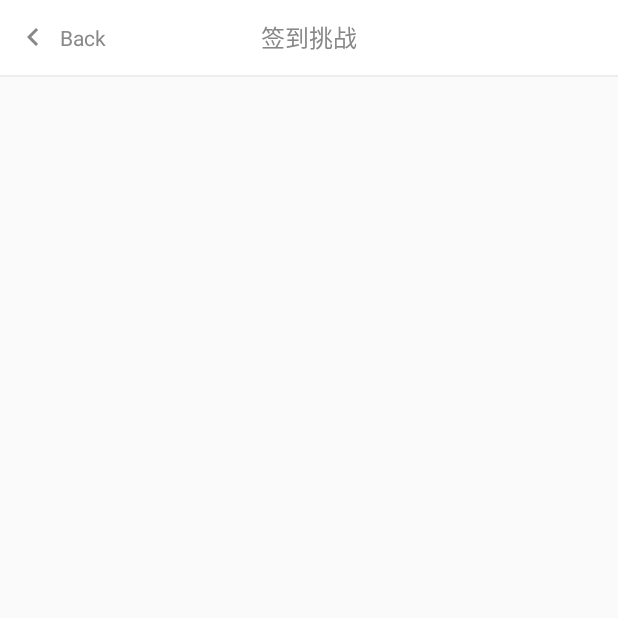
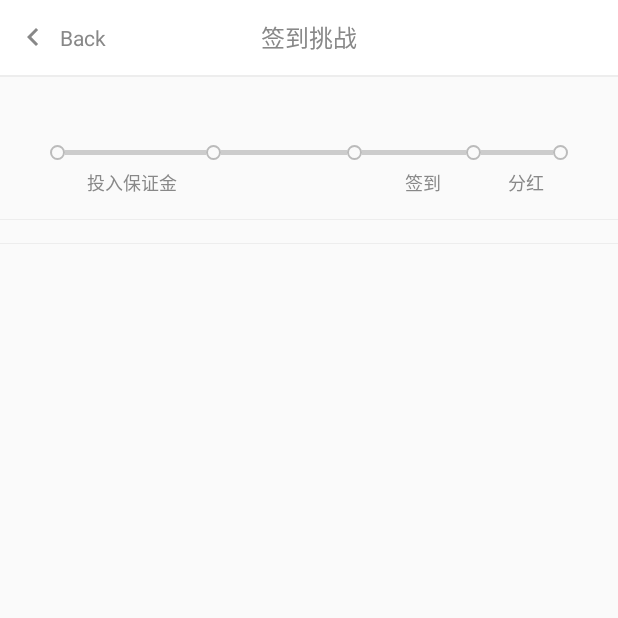
Before and after one commit to wddonline/TokenUnion, an Android app: the SignGameActivity screen opened directly, with no data from a screen before it, on a phone screen of 412 x 824 dp, the top half of it. Run offline under Robolectric (Android 15) with nearby library versions, the phone set to English and light mode, and no system bars; libraries missing offline, so code that uses them is left out: com.scwang.smartrefresh; plain views replace SmartRefreshLayout; pictures from the network do not load; Roboto replaces fonts that are not available here.

Commit message:
签到游戏时间轴

```diff
--- /dev/null
+++ b/app/src/main/res/color/sign_game_period_text_color.xml
@@ -0,0 +1,8 @@
+<?xml version="1.0" encoding="utf-8"?>
+<selector xmlns:android="http://schemas.android.com/apk/res/android">
+
+    <item android:color="#B59962" android:state_selected="true"/>
+    <item android:color="#888888" android:state_selected="false"/>
+    <item android:color="#888888" />
+
+</selector>
--- /dev/null
+++ b/app/src/main/res/drawable/selector_sign_game_time_line.xml
@@ -0,0 +1,23 @@
+<?xml version="1.0" encoding="utf-8"?>
+<selector xmlns:android="http://schemas.android.com/apk/res/android">
+
+    <item android:state_selected="true">
+        <shape android:shape="rectangle">
+            <solid android:color="#B59962"/>
+            <size android:height="3dp"/>
+        </shape>
+    </item>
+    <item android:state_selected="false">
+        <shape android:shape="rectangle">
+            <solid android:color="#CCCCCC"/>
+            <size android:height="3dp"/>
+        </shape>
+    </item>
+    <item >
+        <shape android:shape="rectangle">
+            <solid android:color="#CCCCCC"/>
+            <size android:height="3dp"/>
+        </shape>
+    </item>
+
+</selector>
--- /dev/null
+++ b/app/src/main/res/drawable/selector_sign_name_dot.xml
@@ -0,0 +1,29 @@
+<?xml version="1.0" encoding="utf-8"?>
+<selector xmlns:android="http://schemas.android.com/apk/res/android" >
+
+    <item android:state_selected="true">
+        <shape
+            android:shape="oval">
+            <corners android:radius="5dp" />
+            <size android:width="10dp" android:height="10dp"/>
+            <stroke android:width="1dp" android:color="#B59962"/>
+        </shape>
+    </item>
+    <item android:state_selected="false">
+        <shape
+            android:shape="oval">
+            <corners android:radius="5dp" />
+            <size android:width="10dp" android:height="10dp"/>
+            <stroke android:width="1dp" android:color="#BBBBBB"/>
+        </shape>
+    </item>
+    <item >
+        <shape
+            android:shape="oval">
+            <corners android:radius="5dp" />
+            <size android:width="10dp" android:height="10dp"/>
+            <stroke android:width="1dp" android:color="#BBBBBB"/>
+        </shape>
+    </item>
+
+</selector>
--- a/app/src/main/res/layout/activity_sign_game.xml
+++ b/app/src/main/res/layout/activity_sign_game.xml
@@ -14,7 +14,134 @@
         android:layout_width="match_parent"
         android:layout_height="match_parent">
 
+        <LinearLayout
+            android:layout_width="match_parent"
+            android:layout_height="wrap_content"
+            android:orientation="vertical">
 
+            <LinearLayout
+                android:layout_width="match_parent"
+                android:layout_height="wrap_content"
+                android:orientation="horizontal"
+                android:gravity="center_vertical"
+                android:layout_marginLeft="33dp"
+                android:layout_marginRight="33dp"
+                android:layout_marginTop="45dp">
+
+                <View
+                    android:layout_width="10dp"
+                    android:layout_height="10dp"
+                    android:background="@drawable/selector_sign_name_dot"/>
+
+                <View
+                    android:layout_width="0dp"
+                    android:layout_height="3dp"
+                    android:layout_weight="83"
+                    android:background="@drawable/selector_sign_game_time_line"/>
+
+                <View
+                    android:layout_width="10dp"
+                    android:layout_height="10dp"
+                    android:background="@drawable/selector_sign_name_dot"/>
+
+                <View
+                    android:layout_width="0dp"
+                    android:layout_height="3dp"
+                    android:layout_weight="74"
+                    android:background="@drawable/selector_sign_game_time_line"/>
+
+                <View
+                    android:layout_width="10dp"
+                    android:layout_height="10dp"
+                    android:background="@drawable/selector_sign_name_dot"/>
+
+                <View
+                    android:layout_width="0dp"
+                    android:layout_height="3dp"
+                    android:layout_weight="61"
+                    android:background="@drawable/selector_sign_game_time_line"/>
+
+                <View
+                    android:layout_width="10dp"
+                    android:layout_height="10dp"
+                    android:background="@drawable/selector_sign_name_dot"/>
+
+                <View
+                    android:layout_width="0dp"
+                    android:layout_height="3dp"
+                    android:layout_weight="42"
+                    android:background="@drawable/selector_sign_game_time_line"/>
+
+                <View
+                    android:layout_width="10dp"
+                    android:layout_height="10dp"
+                    android:background="@drawable/selector_sign_name_dot"/>
+
+            </LinearLayout>
+
+            <LinearLayout
+                android:layout_width="match_parent"
+                android:layout_height="wrap_content"
+                android:layout_marginLeft="33dp"
+                android:layout_marginRight="33dp"
+                android:layout_marginTop="6dp">
+
+                <TextView
+                    android:layout_width="0dp"
+                    android:layout_height="wrap_content"
+                    android:layout_weight="83"
+                    android:gravity="center_horizontal"
+                    android:textColor="@color/sign_game_period_text_color"
+                    android:textSize="12sp"
+                    android:text="@string/sign_stage_bets"/>
+
+                <View
+                    android:layout_width="0dp"
+                    android:layout_height="0dp"
+                    android:layout_weight="74"/>
+
+                <TextView
+                    android:layout_width="0dp"
+                    android:layout_height="wrap_content"
+                    android:layout_weight="61"
+                    android:textColor="@color/sign_game_period_text_color"
+                    android:textSize="12sp"
+                    android:gravity="center_horizontal"
+                    android:text="@string/sign_stage_sign"/>
+
+                <TextView
+                    android:layout_width="0dp"
+                    android:layout_height="wrap_content"
+                    android:layout_weight="42"
+                    android:textColor="@color/sign_game_period_text_color"
+                    android:textSize="12sp"
+                    android:gravity="center_horizontal"
+                    android:text="@string/sign_stage_bonus"/>
+
+            </LinearLayout>
+
+            <View
+                android:layout_width="match_parent"
+                android:layout_height="1px"
+                android:background="#EDEDED"
+                android:layout_marginTop="15dp"/>
+
+            <LinearLayout
+                android:layout_width="match_parent"
+                android:layout_height="wrap_content"
+                android:background="@android:color/white">
+
+
+
+            </LinearLayout>
+
+            <View
+                android:layout_width="match_parent"
+                android:layout_height="1px"
+                android:background="#EDEDED"
+                android:layout_marginTop="15dp"/>
+
+        </LinearLayout>
 
     </com.scwang.smartrefresh.layout.SmartRefreshLayout>
 </LinearLayout>
--- a/app/src/main/res/values/strings_find.xml
+++ b/app/src/main/res/values/strings_find.xml
@@ -5,5 +5,8 @@
     <string name="apply_bank_card">Click here to Apply for VISA Card</string>
     <string name="chosen_activities">活动精选</string>
     <string name="sign_challenge">签到挑战</string>
+    <string name="sign_stage_bets">投入保证金</string>
+    <string name="sign_stage_sign">签到</string>
+    <string name="sign_stage_bonus">分红</string>
 
 </resources>
```
